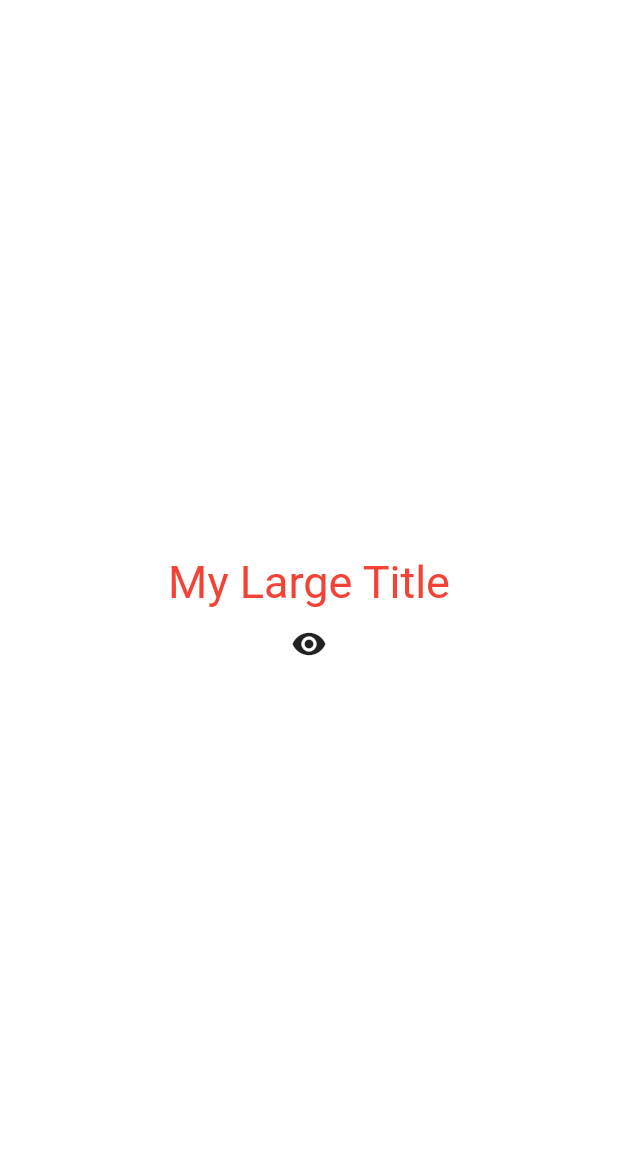
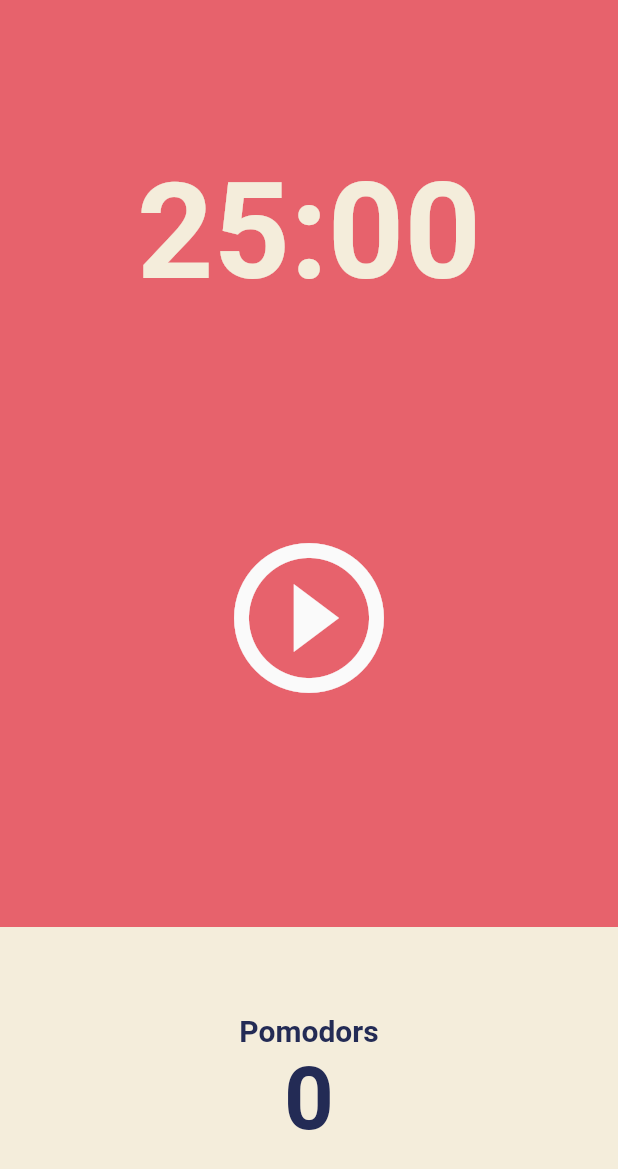
Before and after one commit to kairos67/flutter_toolflix, a Flutter app: the screen it shows after launch, on a phone screen of 412 x 824 dp. Shown: the top 1169 px of the screen. Run offline on Flutter 3.47's test engine with Material 2 defaults, Android fonts, the phone set to English and light mode, and no system bars.

Commit message:
Pomodoro : User Interface

```diff
--- a/lib/main.dart
+++ b/lib/main.dart
@@ -1,86 +1,22 @@
 import 'package:flutter/material.dart';
+import 'package:toolflix/screens/home_screen.dart';
 
-void main() => runApp(const MyApp());
+void main() => runApp(MyApp());
 
-class MyApp extends StatefulWidget {
-  const MyApp({super.key});
-
-  @override
-  State<MyApp> createState() => _MyAppState();
-}
-
-class _MyAppState extends State<MyApp> {
-  bool showTitle = true;
-
-  void toggleTitle() {
-    setState(() {
-      showTitle = !showTitle;
-    });
-  }
-
+class MyApp extends StatelessWidget {
   @override
   Widget build(BuildContext context) {
     return MaterialApp(
       theme: ThemeData(
+        backgroundColor: const Color(0xFFE7626C),
         textTheme: const TextTheme(
-          titleLarge: TextStyle(
-            color: Colors.red,
+          headline1: TextStyle(
+            color: Color(0xFF232B55),
           ),
         ),
+        cardColor: const Color(0xFFF4EDDB),
       ),
-      home: Scaffold(
-        backgroundColor: Colors.white,
-        body: Center(
-          child: Column(
-            mainAxisAlignment: MainAxisAlignment.center,
-            children: [
-              showTitle ? const MyLargeTitle() : const Text('Nothing'),
-              IconButton(
-                  onPressed: toggleTitle,
-                  icon: const Icon(
-                    Icons.remove_red_eye,
-                  )),
-            ],
-          ),
-        ),
-      ),
+      home: const HomeScreen(),
     );
   }
 }
-
-class MyLargeTitle extends StatefulWidget {
-  const MyLargeTitle({
-    Key? key,
-  }) : super(key: key);
-
-  @override
-  State<MyLargeTitle> createState() => _MyLargeTitleState();
-}
-
-class _MyLargeTitleState extends State<MyLargeTitle> {
-  @override
-  void initState() {
-    super.initState();
-    print('initState');
-  }
-
-  @override
-  void dispose() {
-    super.dispose();
-
-    print('dispose');
-  }
-
-  @override
-  Widget build(BuildContext context) {
-    print('fine thank');
-    return Text(
-      'My Large Title',
-      style: TextStyle(
-        fontSize: 30,
-        //BuildContext를 통해서 parent의 theme를 사용가능.
-        color: Theme.of(context).textTheme.titleLarge?.color,
-      ),
-    );
-  }
-}
--- /dev/null
+++ b/lib/main_wiget_lifecycle.dart
@@ -0,0 +1,86 @@
+import 'package:flutter/material.dart';
+
+void main() => runApp(const MyApp());
+
+class MyApp extends StatefulWidget {
+  const MyApp({super.key});
+
+  @override
+  State<MyApp> createState() => _MyAppState();
+}
+
+class _MyAppState extends State<MyApp> {
+  bool showTitle = true;
+
+  void toggleTitle() {
+    setState(() {
+      showTitle = !showTitle;
+    });
+  }
+
+  @override
+  Widget build(BuildContext context) {
+    return MaterialApp(
+      theme: ThemeData(
+        textTheme: const TextTheme(
+          titleLarge: TextStyle(
+            color: Colors.red,
+          ),
+        ),
+      ),
+      home: Scaffold(
+        backgroundColor: Colors.white,
+        body: Center(
+          child: Column(
+            mainAxisAlignment: MainAxisAlignment.center,
+            children: [
+              showTitle ? const MyLargeTitle() : const Text('Nothing'),
+              IconButton(
+                  onPressed: toggleTitle,
+                  icon: const Icon(
+                    Icons.remove_red_eye,
+                  )),
+            ],
+          ),
+        ),
+      ),
+    );
+  }
+}
+
+class MyLargeTitle extends StatefulWidget {
+  const MyLargeTitle({
+    Key? key,
+  }) : super(key: key);
+
+  @override
+  State<MyLargeTitle> createState() => _MyLargeTitleState();
+}
+
+class _MyLargeTitleState extends State<MyLargeTitle> {
+  @override
+  void initState() {
+    super.initState();
+    print('initState');
+  }
+
+  @override
+  void dispose() {
+    super.dispose();
+
+    print('dispose');
+  }
+
+  @override
+  Widget build(BuildContext context) {
+    print('fine thank');
+    return Text(
+      'My Large Title',
+      style: TextStyle(
+        fontSize: 30,
+        //BuildContext를 통해서 parent의 theme를 사용가능.
+        color: Theme.of(context).textTheme.titleLarge?.color,
+      ),
+    );
+  }
+}
--- /dev/null
+++ b/lib/screens/home_screen.dart
@@ -0,0 +1,82 @@
+import 'package:flutter/material.dart';
+
+class HomeScreen extends StatefulWidget {
+  const HomeScreen({super.key});
+
+  @override
+  State<HomeScreen> createState() => _HomeScreenState();
+}
+
+class _HomeScreenState extends State<HomeScreen> {
+  @override
+  Widget build(BuildContext context) {
+    return Scaffold(
+      backgroundColor: Theme.of(context).backgroundColor,
+      body: Column(
+        children: [
+          Flexible(
+            flex: 1,
+            child: Container(
+              alignment: Alignment.bottomCenter,
+              child: Text(
+                '25:00',
+                style: TextStyle(
+                  color: Theme.of(context).cardColor,
+                  fontSize: 89,
+                  fontWeight: FontWeight.w600,
+                ),
+              ),
+            ),
+          ),
+          Flexible(
+            flex: 2,
+            child: Center(
+              child: IconButton(
+                iconSize: 120,
+                color: Theme.of(context).canvasColor,
+                onPressed: () {},
+                icon: const Icon(Icons.play_circle_outline),
+              ),
+            ),
+          ),
+          Flexible(
+            flex: 1,
+            child: Row(
+              children: [
+                Expanded(
+                  child: Container(
+                    decoration: BoxDecoration(
+                      color: Theme.of(context).cardColor,
+                    ),
+                    child: Column(
+                        mainAxisAlignment: MainAxisAlignment.center,
+                        children: [
+                          Text(
+                            'Pomodors',
+                            style: TextStyle(
+                              fontSize: 20,
+                              fontWeight: FontWeight.w600,
+                              color:
+                                  Theme.of(context).textTheme.headline1!.color,
+                            ),
+                          ),
+                          Text(
+                            '0',
+                            style: TextStyle(
+                              fontSize: 58,
+                              fontWeight: FontWeight.w600,
+                              color:
+                                  Theme.of(context).textTheme.headline1!.color,
+                            ),
+                          ),
+                        ]),
+                  ),
+                ),
+              ],
+            ),
+          ),
+        ],
+      ),
+    );
+  }
+}
```
Also changed, not shown: lib/widgets/restapi_sample.dart (renamed from lib/restapi_sample.dart), 1 other file.
